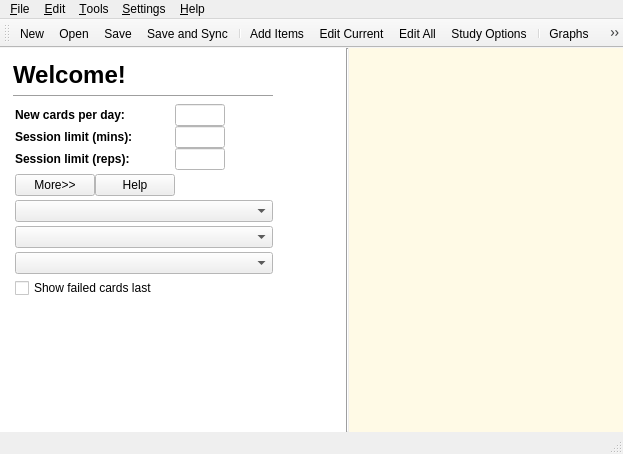
Old version of the form designer/main.ui in the repository ankitects/anki.
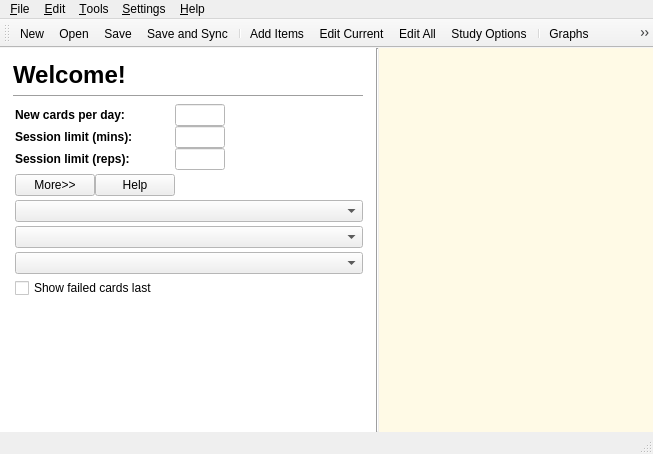
New version of the form. The open tabs and pages were chosen to show the change. Icons and pictures are not drawn.

Diff of the .ui file:
```diff
--- a/designer/main.ui
+++ b/designer/main.ui
@@ -5,7 +5,7 @@
    <rect>
     <x>0</x>
     <y>0</y>
-    <width>569</width>
+    <width>649</width>
     <height>454</height>
    </rect>
   </property>
@@ -27,7 +27,7 @@
     <rect>
      <x>0</x>
      <y>69</y>
-     <width>569</width>
+     <width>649</width>
      <height>365</height>
     </rect>
    </property>
@@ -207,7 +207,7 @@
            <rect>
             <x>0</x>
             <y>0</y>
-            <width>284</width>
+            <width>364</width>
             <height>280</height>
            </rect>
           </property>
@@ -227,7 +227,7 @@
               <widget class="QLabel" name="optionsLabel" >
                <property name="minimumSize" >
                 <size>
-                 <width>260</width>
+                 <width>350</width>
                  <height>0</height>
                 </size>
                </property>
@@ -830,7 +830,7 @@
            <rect>
             <x>0</x>
             <y>0</y>
-            <width>284</width>
+            <width>364</width>
             <height>79</height>
            </rect>
           </property>
@@ -1028,7 +1028,7 @@
     <rect>
      <x>0</x>
      <y>0</y>
-     <width>569</width>
+     <width>649</width>
      <height>23</height>
     </rect>
    </property>
@@ -1176,7 +1176,7 @@
     <rect>
      <x>0</x>
      <y>434</y>
-     <width>569</width>
+     <width>649</width>
      <height>20</height>
     </rect>
    </property>
@@ -1189,7 +1189,7 @@
     <rect>
      <x>0</x>
      <y>23</y>
-     <width>569</width>
+     <width>649</width>
      <height>46</height>
     </rect>
    </property>
```
Left out of the diff: 2 changed lines with no effect on the pictures.
